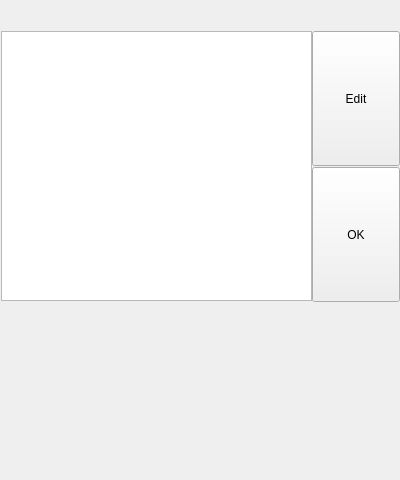
Above: instructionDialog.ui from jspinn/Foodventory before the change. Below: the same form after it.
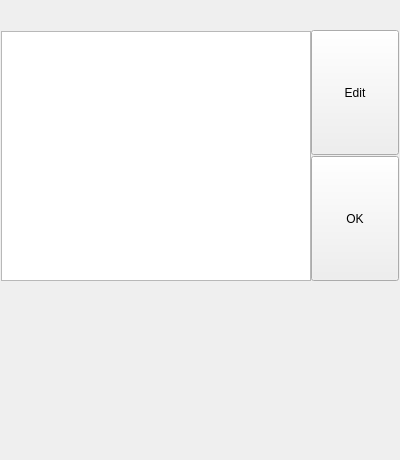
That is the form after the change.

Patch:
```diff
--- a/instructionDialog.ui
+++ b/instructionDialog.ui
@@ -7,7 +7,7 @@
     <x>0</x>
     <y>0</y>
     <width>400</width>
-    <height>480</height>
+    <height>460</height>
    </rect>
   </property>
   <property name="windowTitle">
@@ -21,8 +21,8 @@
     <rect>
      <x>1</x>
      <y>31</y>
-     <width>311</width>
-     <height>270</height>
+     <width>310</width>
+     <height>250</height>
     </rect>
    </property>
    <property name="readOnly">
@@ -32,10 +32,10 @@
   <widget class="QPushButton" name="editButton">
    <property name="geometry">
     <rect>
-     <x>312</x>
-     <y>31</y>
+     <x>311</x>
+     <y>30</y>
      <width>88</width>
-     <height>135</height>
+     <height>125</height>
     </rect>
    </property>
    <property name="text">
@@ -48,10 +48,10 @@
   <widget class="QPushButton" name="okButton">
    <property name="geometry">
     <rect>
-     <x>312</x>
-     <y>167</y>
+     <x>311</x>
+     <y>156</y>
      <width>88</width>
-     <height>135</height>
+     <height>125</height>
     </rect>
    </property>
    <property name="text">
@@ -65,7 +65,7 @@
    <property name="geometry">
     <rect>
      <x>0</x>
-     <y>303</y>
+     <y>281</y>
      <width>400</width>
      <height>177</height>
     </rect>
@@ -80,9 +80,9 @@
   <widget class="QLabel" name="nameLabel">
    <property name="geometry">
     <rect>
-     <x>10</x>
+     <x>0</x>
      <y>0</y>
-     <width>291</width>
+     <width>401</width>
      <height>31</height>
     </rect>
    </property>
```
